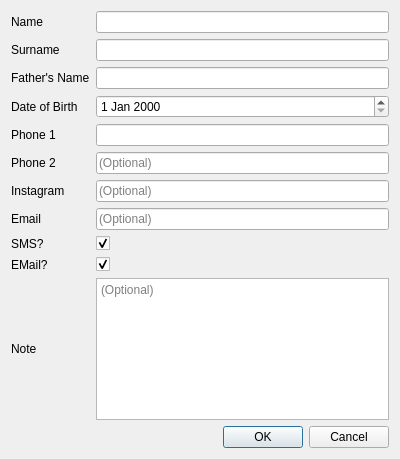
thelastpolaris/Loreley, file widgets/clients/addclientdialog.ui: the form before one commit.
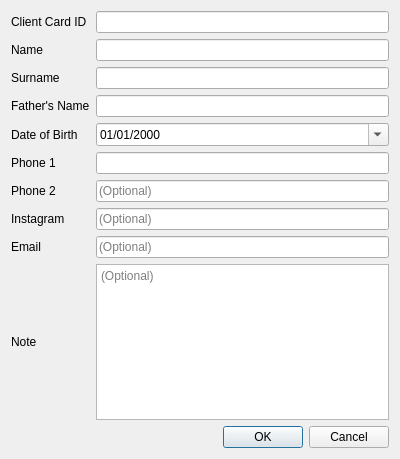
The form after the commit.

```diff
--- a/widgets/clients/addclientdialog.ui
+++ b/widgets/clients/addclientdialog.ui
@@ -18,98 +18,58 @@
   </property>
   <layout class="QGridLayout" name="gridLayout">
    <item row="9" column="0">
-    <widget class="QLabel" name="emailLabel_2">
-     <property name="text">
-      <string>EMail?</string>
-     </property>
-    </widget>
-   </item>
-   <item row="8" column="0">
-    <widget class="QLabel" name="smsLabel">
-     <property name="text">
-      <string>SMS?</string>
-     </property>
-    </widget>
-   </item>
-   <item row="10" column="0">
     <widget class="QLabel" name="noteLabel">
      <property name="text">
       <string>Note</string>
      </property>
     </widget>
    </item>
-   <item row="6" column="2">
-    <widget class="QLineEdit" name="instagramEdit">
-     <property name="placeholderText">
-      <string>(Optional)</string>
-     </property>
-    </widget>
-   </item>
    <item row="7" column="2">
+    <widget class="QLineEdit" name="instagramEdit">
+     <property name="placeholderText">
+      <string>(Optional)</string>
+     </property>
+    </widget>
+   </item>
+   <item row="8" column="2">
     <widget class="QLineEdit" name="emailEdit">
      <property name="placeholderText">
       <string>(Optional)</string>
      </property>
     </widget>
    </item>
-   <item row="0" column="0">
+   <item row="1" column="0">
     <widget class="QLabel" name="nameLabel">
      <property name="text">
       <string>Name</string>
      </property>
     </widget>
    </item>
-   <item row="1" column="0">
+   <item row="1" column="2">
+    <widget class="QLineEdit" name="nameEdit"/>
+   </item>
+   <item row="2" column="0">
     <widget class="QLabel" name="surnameLabel">
      <property name="text">
       <string>Surname</string>
      </property>
     </widget>
    </item>
-   <item row="2" column="0">
+   <item row="3" column="0">
     <widget class="QLabel" name="fatherLabel">
      <property name="text">
       <string>Father's Name</string>
      </property>
     </widget>
    </item>
-   <item row="3" column="2">
-    <widget class="QDateEdit" name="DOBEdit"/>
-   </item>
-   <item row="0" column="2">
-    <widget class="QLineEdit" name="nameEdit"/>
-   </item>
-   <item row="8" column="2">
-    <widget class="QCheckBox" name="smsCB">
-     <property name="text">
-      <string/>
-     </property>
-     <property name="checked">
-      <bool>true</bool>
-     </property>
-     <property name="tristate">
-      <bool>false</bool>
-     </property>
-    </widget>
-   </item>
-   <item row="5" column="0">
+   <item row="6" column="0">
     <widget class="QLabel" name="phone2Label">
      <property name="text">
       <string>Phone 2</string>
      </property>
     </widget>
    </item>
-   <item row="9" column="2">
-    <widget class="QCheckBox" name="emailCB">
-     <property name="text">
-      <string/>
-     </property>
-     <property name="checked">
-      <bool>true</bool>
-     </property>
-    </widget>
-   </item>
-   <item row="5" column="2">
+   <item row="6" column="2">
     <widget class="QLineEdit" name="phone2Edit">
      <property name="text">
       <string/>
@@ -119,52 +79,59 @@
      </property>
     </widget>
    </item>
-   <item row="4" column="0">
-    <widget class="QLabel" name="phone1Label">
-     <property name="text">
-      <string>Phone 1</string>
-     </property>
-    </widget>
-   </item>
    <item row="2" column="2">
-    <widget class="QLineEdit" name="fatherEdit">
-     <property name="placeholderText">
-      <string/>
-     </property>
-    </widget>
-   </item>
-   <item row="1" column="2">
     <widget class="QLineEdit" name="surnameEdit"/>
    </item>
-   <item row="7" column="0">
+   <item row="3" column="2">
+    <widget class="QLineEdit" name="fatherEdit">
+     <property name="placeholderText">
+      <string/>
+     </property>
+    </widget>
+   </item>
+   <item row="5" column="0">
+    <widget class="QLabel" name="phone1Label">
+     <property name="text">
+      <string>Phone 1</string>
+     </property>
+    </widget>
+   </item>
+   <item row="8" column="0">
     <widget class="QLabel" name="emailLabel">
      <property name="text">
       <string>Email</string>
      </property>
     </widget>
    </item>
-   <item row="6" column="0">
+   <item row="7" column="0">
     <widget class="QLabel" name="instagramLabel">
      <property name="text">
       <string>Instagram</string>
      </property>
     </widget>
    </item>
-   <item row="3" column="0">
+   <item row="4" column="0">
     <widget class="QLabel" name="DOBLabel">
      <property name="text">
       <string>Date of Birth</string>
      </property>
     </widget>
    </item>
-   <item row="11" column="2">
+   <item row="9" column="2">
+    <widget class="QTextEdit" name="noteTextEdit">
+     <property name="placeholderText">
+      <string>(Optional)</string>
+     </property>
+    </widget>
+   </item>
+   <item row="10" column="2">
     <widget class="QDialogButtonBox" name="buttonBox">
      <property name="standardButtons">
       <set>QDialogButtonBox::Cancel|QDialogButtonBox::Ok</set>
      </property>
     </widget>
    </item>
-   <item row="4" column="2">
+   <item row="5" column="2">
     <widget class="QLineEdit" name="phone1Edit">
      <property name="inputMask">
       <string>D9 999 999</string>
@@ -177,13 +144,33 @@
      </property>
     </widget>
    </item>
-   <item row="10" column="2">
-    <widget class="QTextEdit" name="noteTextEdit">
-     <property name="placeholderText">
-      <string>(Optional)</string>
+   <item row="4" column="2">
+    <widget class="QDateEdit" name="DOBEdit">
+     <property name="displayFormat">
+      <string>dd/MM/yyyy</string>
      </property>
+     <property name="calendarPopup">
+      <bool>true</bool>
+     </property>
+     <property name="date">
+      <date>
+       <year>2000</year>
+       <month>1</month>
+       <day>1</day>
+      </date>
+     </property>
     </widget>
    </item>
+   <item row="0" column="0">
+    <widget class="QLabel" name="IDLabel">
+     <property name="text">
+      <string>Client Card ID</string>
+     </property>
+    </widget>
+   </item>
+   <item row="0" column="2">
+    <widget class="QLineEdit" name="IDEdit"/>
+   </item>
   </layout>
  </widget>
  <tabstops>
```
Left out of the diff: 5 changed lines with no effect on the pictures.
